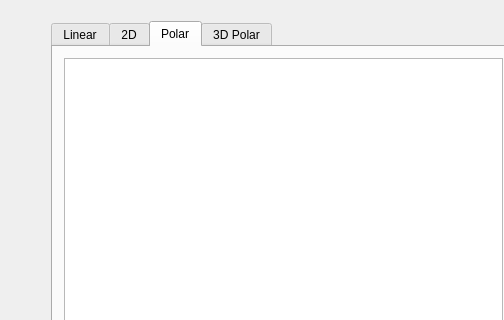
Qt form DiodeTestGUI/mainwindow.ui (vanbear/DiodeTestApplication) before a commit; both pictures show x 0 to 504 and y 0 to 320 of the 869 by 638 pixel window.
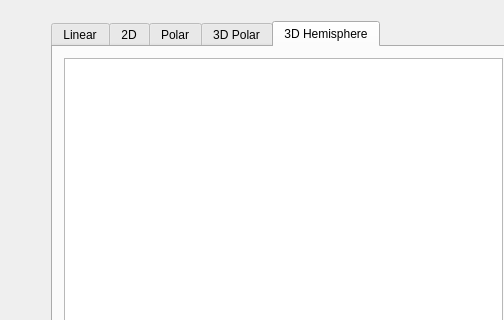
The same form after that commit. The open tabs and pages were chosen to show the change.

Diff of the .ui file:
```diff
--- a/DiodeTestGUI/mainwindow.ui
+++ b/DiodeTestGUI/mainwindow.ui
@@ -115,6 +115,16 @@
           </item>
          </layout>
         </widget>
+        <widget class="QWidget" name="tab3DHemisphere">
+         <attribute name="title">
+          <string>3D Hemisphere</string>
+         </attribute>
+         <layout class="QHBoxLayout" name="horizontalLayout_9">
+          <item>
+           <widget class="QGraphicsView" name="polar3DSpherePlotView"/>
+          </item>
+         </layout>
+        </widget>
        </widget>
       </item>
       <item>
```
